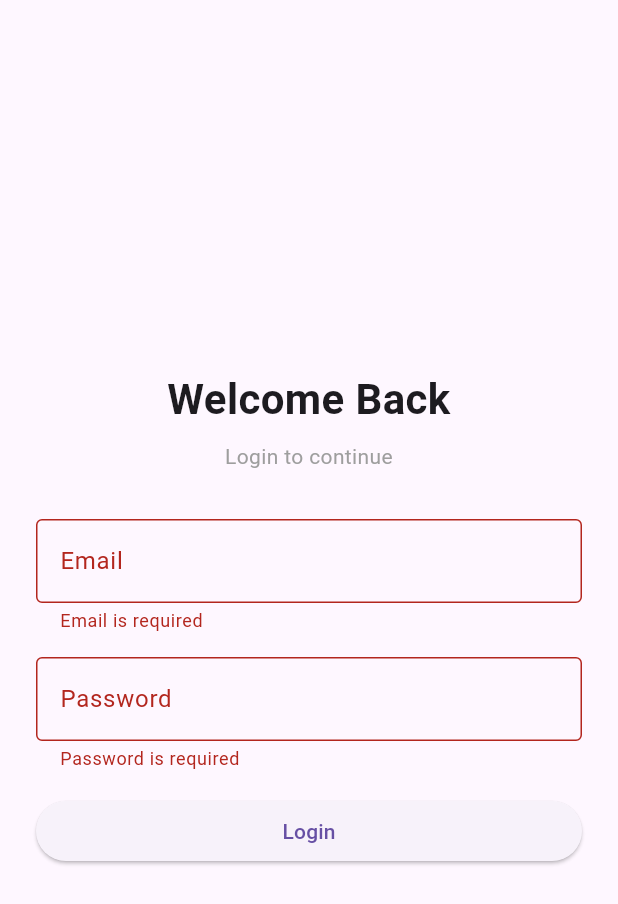
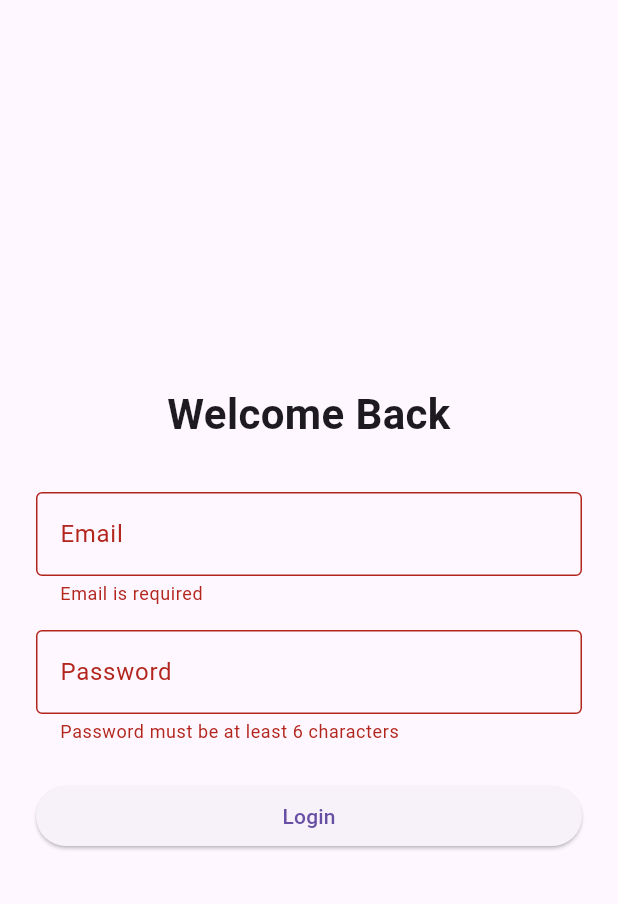
Before and after one commit to star07D/flutter_login_riverpod, a Flutter app: the screen it shows after launch, after a tap on "Login", on a phone screen of 412 x 824 dp. Shown: the top 904 px of the screen. Run offline on Flutter 3.47's test engine with Material 3 defaults, Android fonts, the phone set to English and light mode, and no system bars; our stand-ins replace firebase_auth, firebase_core, flutter_riverpod; accounts and stored records are empty.

Commit message:
Add Firebase Auth with Riverpod and auth-based navigation

```diff
--- a/lib/app.dart
+++ b/lib/app.dart
@@ -1,14 +1,37 @@
 import 'package:flutter/material.dart';
+import 'package:flutter_riverpod/flutter_riverpod.dart';
+
 import 'features/auth/presentation/login_screen.dart';
+import 'features/auth/presentation/home_screen.dart';
+import 'features/auth/provider/login_provider.dart';
 
-class MyApp extends StatelessWidget {
+class MyApp extends ConsumerWidget {
   const MyApp({super.key});
 
   @override
-  Widget build(BuildContext context) {
-    return const MaterialApp(
+  Widget build(BuildContext context, WidgetRef ref) {
+    final authState = ref.watch(authStateProvider);
+
+    return MaterialApp(
       debugShowCheckedModeBanner: false,
-      home:LoginScreen(),
+      home: authState.when(
+        data: (user) {
+          if (user != null) {
+            return const HomeScreen();
+          }
+          return const LoginScreen();
+        },
+        loading: () => const Scaffold(
+          body: Center(
+            child: CircularProgressIndicator(),
+          ),
+        ),
+        error: (error, _) => Scaffold(
+          body: Center(
+            child: Text(error.toString()),
+          ),
+        ),
+      ),
     );
   }
 }
--- a/lib/features/auth/presentation/login_screen.dart
+++ b/lib/features/auth/presentation/login_screen.dart
@@ -1,7 +1,7 @@
 import 'package:flutter/material.dart';
 import 'package:flutter_riverpod/flutter_riverpod.dart';
+
 import '../provider/login_provider.dart';
-
 
 class LoginScreen extends ConsumerStatefulWidget {
   const LoginScreen({super.key});
@@ -13,8 +13,15 @@ class LoginScreen extends ConsumerStatefulWidget {
 class _LoginScreenState extends ConsumerState<LoginScreen> {
   final _formKey = GlobalKey<FormState>();
 
-  final TextEditingController _emailController = TextEditingController();
-  final TextEditingController _passwordController = TextEditingController();
+  final _emailController = TextEditingController();
+  final _passwordController = TextEditingController();
+
+  @override
+  void dispose() {
+    _emailController.dispose();
+    _passwordController.dispose();
+    super.dispose();
+  }
 
   @override
   Widget build(BuildContext context) {
@@ -27,25 +34,16 @@ class _LoginScreenState extends ConsumerState<LoginScreen> {
           child: Form(
             key: _formKey,
             child: Column(
+              mainAxisAlignment: MainAxisAlignment.center,
               crossAxisAlignment: CrossAxisAlignment.stretch,
               children: [
-                const Spacer(),
-
                 const Text(
                   'Welcome Back',
+                  textAlign: TextAlign.center,
                   style: TextStyle(
                     fontSize: 28,
                     fontWeight: FontWeight.bold,
                   ),
-                  textAlign: TextAlign.center,
-                ),
-
-                const SizedBox(height: 8),
-
-                const Text(
-                  'Login to continue',
-                  textAlign: TextAlign.center,
-                  style: TextStyle(color: Colors.grey),
                 ),
 
                 const SizedBox(height: 32),
@@ -53,6 +51,7 @@ class _LoginScreenState extends ConsumerState<LoginScreen> {
                 /// EMAIL
                 TextFormField(
                   controller: _emailController,
+                  keyboardType: TextInputType.emailAddress,
                   decoration: const InputDecoration(
                     labelText: 'Email',
                     border: OutlineInputBorder(),
@@ -60,9 +59,6 @@ class _LoginScreenState extends ConsumerState<LoginScreen> {
                   validator: (value) {
                     if (value == null || value.isEmpty) {
                       return 'Email is required';
-                    }
-                    if (!value.contains('@')) {
-                      return 'Enter a valid email';
                     }
                     return null;
                   },
@@ -79,27 +75,14 @@ class _LoginScreenState extends ConsumerState<LoginScreen> {
                     border: OutlineInputBorder(),
                   ),
                   validator: (value) {
-                    if (value == null || value.isEmpty) {
-                      return 'Password is required';
-                    }
-                    if (value.length < 6) {
+                    if (value == null || value.length < 6) {
                       return 'Password must be at least 6 characters';
                     }
                     return null;
                   },
                 ),
 
-                const SizedBox(height: 16),
-
-                /// ERROR MESSAGE
-                if (loginState.errorMessage != null) ...[
-                  Text(
-                    loginState.errorMessage!,
-                    style: const TextStyle(color: Colors.red),
-                    textAlign: TextAlign.center,
-                  ),
-                  const SizedBox(height: 12),
-                ],
+                const SizedBox(height: 24),
 
                 /// LOGIN BUTTON
                 ElevatedButton(
@@ -108,8 +91,7 @@ class _LoginScreenState extends ConsumerState<LoginScreen> {
                       : () {
                     if (_formKey.currentState!.validate()) {
                       ref.read(loginProvider.notifier).login(
-                        email:
-                        _emailController.text.trim(),
+                        email: _emailController.text.trim(),
                         password:
                         _passwordController.text.trim(),
                       );
@@ -127,7 +109,15 @@ class _LoginScreenState extends ConsumerState<LoginScreen> {
                       : const Text('Login'),
                 ),
 
-                const Spacer(),
+                /// ERROR MESSAGE
+                if (loginState.errorMessage != null) ...[
+                  const SizedBox(height: 16),
+                  Text(
+                    loginState.errorMessage!,
+                    textAlign: TextAlign.center,
+                    style: const TextStyle(color: Colors.red),
+                  ),
+                ],
               ],
             ),
           ),
```
Also changed, not shown: lib/features/auth/presentation/home_screen.dart (added, +30 -0 lines), lib/features/auth/provider/login_provider.dart (+24 -25 lines), lib/features/auth/provider/login_state.dart (added, +19 -0 lines).
